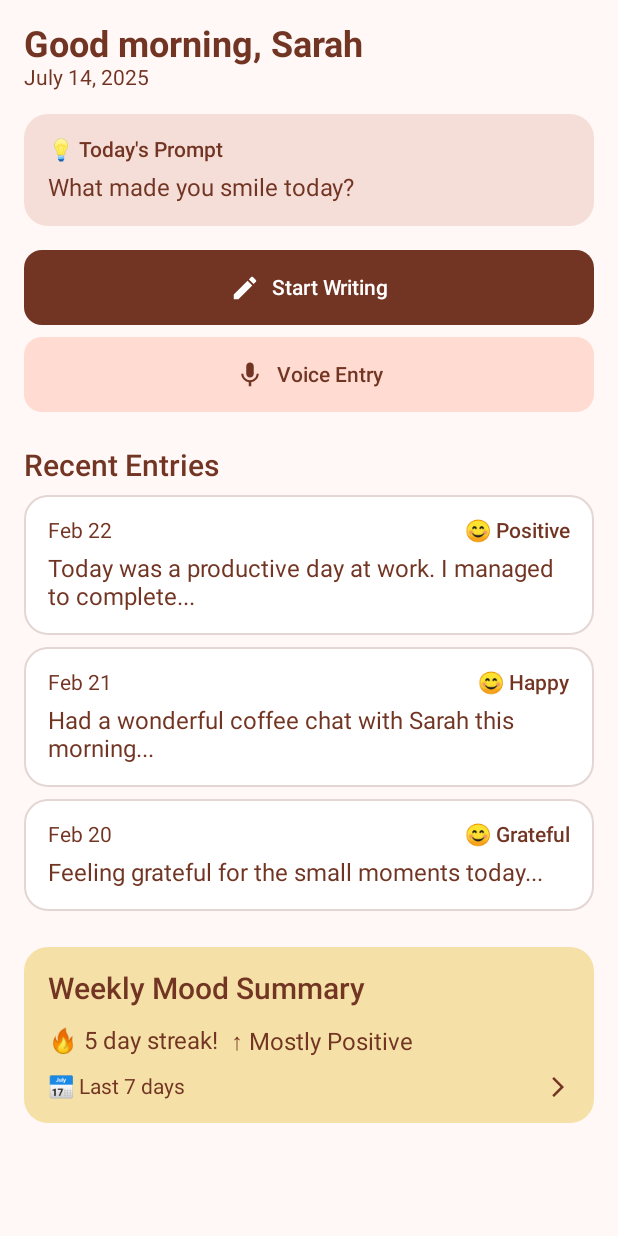
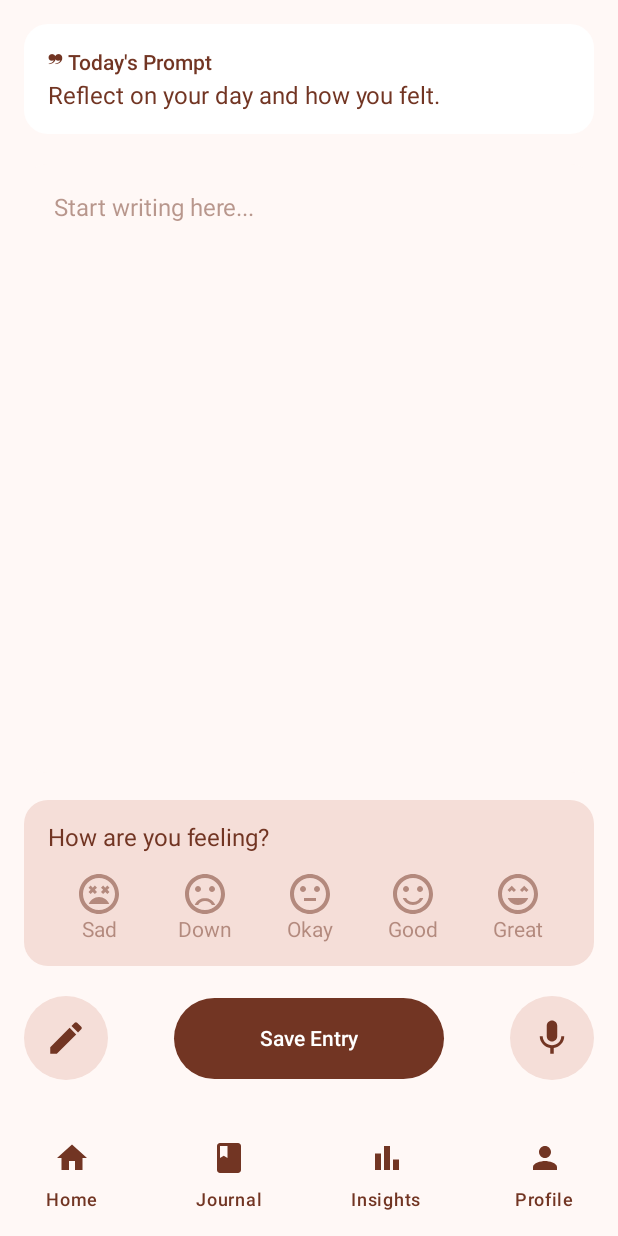
Before and after one commit to sh7verma/JournAI, an Android app built with Jetpack Compose: the screen it shows after launch (MainActivity), after a tap on "Start Writing", on a phone screen of 412 x 824 dp. Run offline under Robolectric (Android 15) with nearby library versions, the phone set to English and light mode, and no system bars; our stand-ins replace Dagger/Hilt's generated code.

Commit message:
Add bottom navigation and Start Writing screen; refactor JournAIHomeScreen layout

```diff
--- a/app/src/main/java/com/shverma/app/MainActivity.kt
+++ b/app/src/main/java/com/shverma/app/MainActivity.kt
@@ -6,6 +6,7 @@ import android.os.Bundle
 import androidx.activity.ComponentActivity
 import androidx.activity.compose.setContent
 import androidx.activity.enableEdgeToEdge
+import androidx.compose.foundation.layout.Box
 import androidx.compose.foundation.layout.fillMaxSize
 import androidx.compose.foundation.layout.padding
 import androidx.compose.material3.Scaffold
@@ -19,11 +20,29 @@ import androidx.navigation.compose.NavHost
 import androidx.navigation.compose.composable
 import androidx.navigation.compose.rememberNavController
 import androidx.navigation.toRoute
+import com.shverma.app.ui.JournalEntryScreen
 import com.shverma.app.ui.details.DetailScreen
 import com.shverma.app.ui.home.JournAIHomeScreen
 import com.shverma.app.ui.theme.AppTheme
+import com.shverma.app.ui.theme.JournAIBrown
+import com.shverma.app.ui.theme.JournAIBackground
 import dagger.hilt.android.AndroidEntryPoint
 import kotlinx.serialization.Serializable
+import androidx.compose.material.icons.Icons
+import androidx.compose.material.icons.filled.Home
+import androidx.compose.material.icons.filled.Book
+import androidx.compose.material.icons.filled.BarChart
+import androidx.compose.material.icons.filled.Person
+import androidx.compose.material3.BottomAppBar
+import androidx.compose.material3.NavigationBar
+import androidx.compose.material3.NavigationBarItem
+import androidx.compose.material3.Icon
+import androidx.compose.material3.Text
+import androidx.compose.runtime.getValue
+import androidx.navigation.compose.currentBackStackEntryAsState
+import androidx.compose.material3.NavigationBarItemColors
+import androidx.compose.material3.NavigationBarItemDefaults
+import com.shverma.app.ui.theme.JournAIPink
 
 @AndroidEntryPoint
 class MainActivity : ComponentActivity() {
@@ -55,11 +74,62 @@ fun AppNavigation(
 ) {
     val navController = rememberNavController()
 
+    val bottomNavItems = listOf(
+        BottomNavItem(
+            route = Routes.JournAIHomeRoute,
+            label = "Home",
+            icon = Icons.Filled.Home
+        ),
+        BottomNavItem(
+            route = Routes.JournalRoute,
+            label = "Journal",
+            icon = Icons.Filled.Book
+        ),
+        BottomNavItem(
+            route = Routes.InsightsRoute,
+            label = "Insights",
+            icon = Icons.Filled.BarChart
+        ),
+        BottomNavItem(
+            route = Routes.ProfileRoute,
+            label = "Profile",
+            icon = Icons.Filled.Person
+        )
+    )
+
     Scaffold(
         modifier = Modifier.fillMaxSize(),
         snackbarHost = {
             SnackbarHost(hostState = snackBarHostState)
         },
+        bottomBar = {
+            val navBackStackEntry by navController.currentBackStackEntryAsState()
+            val currentRoute = navBackStackEntry?.destination?.route
+            NavigationBar(
+                containerColor = JournAIBackground
+            ) {
+                bottomNavItems.forEach { item ->
+                    NavigationBarItem(
+                        icon = { Icon(item.icon, contentDescription = item.label) },
+                        label = { Text(item.label) },
+                        selected = currentRoute == item.route.toString(),
+                        onClick = {
+                            navController.navigate(item.route) {
+                                popUpTo(navController.graph.startDestinationId) { saveState = true }
+                                launchSingleTop = true
+                                restoreState = true
+                            }
+                        },
+                        colors = NavigationBarItemDefaults.colors(
+                            selectedIconColor = JournAIPink,
+                            unselectedIconColor = JournAIBrown,
+                            selectedTextColor = JournAIPink,
+                            unselectedTextColor = JournAIBrown
+                        )
+                    )
+                }
+            }
+        }
     ) { padding ->
         NavHost(
             navController = navController,
@@ -71,10 +141,22 @@ fun AppNavigation(
                     snackBarHostState = snackBarHostState,
                     onClickEntry = { itemId ->
                         navController.navigate(Routes.DetailRoute(itemId))
+                    },
+                    onStartWriting = {
+                        navController.navigate(Routes.StartWritingRoute)
                     }
                 )
             }
-
+            composable<Routes.JournalRoute> {
+                PlaceholderScreen("Journal")
+            }
+            composable<Routes.InsightsRoute> {
+                PlaceholderScreen("Insights")
+            }
+            composable<Routes.ProfileRoute> {
+                // TODO: Replace with actual ProfileScreen
+                PlaceholderScreen("Profile")
+            }
             composable<Routes.DetailRoute> { navBackStackEntry ->
                 val args = navBackStackEntry.toRoute<Routes.DetailRoute>()
                 DetailScreen(
@@ -83,10 +165,32 @@ fun AppNavigation(
                     onBackClick = { navController.popBackStack() }
                 )
             }
+            composable<Routes.StartWritingRoute> {
+                JournalEntryScreen(
+                    modifier = Modifier
+                )
+            }
         }
     }
 }
 
+// Helper data class for bottom nav items
+data class BottomNavItem(
+    val route: Any,
+    val label: String,
+    val icon: androidx.compose.ui.graphics.vector.ImageVector
+)
+
+// Placeholder composable for screens not yet implemented
+@Composable
+fun PlaceholderScreen(label: String) {
+    Box(
+        modifier = Modifier.fillMaxSize(),
+        contentAlignment = androidx.compose.ui.Alignment.Center
+    ) {
+        Text(text = "$label Screen")
+    }
+}
 
 object Routes {
 
@@ -94,5 +198,17 @@ object Routes {
     object JournAIHomeRoute
 
     @Serializable
+    object JournalRoute
+
+    @Serializable
+    object InsightsRoute
+
+    @Serializable
+    object ProfileRoute
+
+    @Serializable
     data class DetailRoute(val id: Int)
+
+    @Serializable
+    object StartWritingRoute
 }
--- /dev/null
+++ b/app/src/main/java/com/shverma/app/ui/StartWritingScreen.kt
@@ -0,0 +1,199 @@
+package com.shverma.app.ui
+
+import androidx.compose.foundation.background
+import androidx.compose.foundation.clickable
+import androidx.compose.foundation.layout.*
+import androidx.compose.foundation.shape.CircleShape
+import androidx.compose.foundation.shape.RoundedCornerShape
+import androidx.compose.foundation.text.BasicTextField
+import androidx.compose.material.icons.Icons
+import androidx.compose.material.icons.outlined.SentimentDissatisfied
+import androidx.compose.material.icons.outlined.SentimentNeutral
+import androidx.compose.material.icons.outlined.SentimentSatisfied
+import androidx.compose.material.icons.outlined.SentimentVeryDissatisfied
+import androidx.compose.material.icons.outlined.SentimentVerySatisfied
+import androidx.compose.material3.*
+import androidx.compose.runtime.*
+import androidx.compose.ui.Alignment
+import androidx.compose.ui.Modifier
+import androidx.compose.ui.graphics.Color
+import androidx.compose.ui.graphics.vector.ImageVector
+import androidx.compose.ui.res.painterResource
+import androidx.compose.ui.unit.dp
+import com.shverma.androidstarter.R
+import com.shverma.app.ui.theme.AppTypography
+import com.shverma.app.ui.theme.JournAIBrown
+import com.shverma.app.ui.theme.JournAIBackground
+import com.shverma.app.ui.theme.JournAILightPeach
+
+@Composable
+fun JournalEntryScreen(
+    modifier: Modifier = Modifier
+) {
+    var text by remember { mutableStateOf("") }
+    var selectedMood by remember { mutableStateOf<Mood?>(null) }
+
+    Column(
+        modifier = modifier
+            .fillMaxSize()
+            .background(JournAIBackground)
+            .padding(16.dp),
+        horizontalAlignment = Alignment.CenterHorizontally
+    ) {
+        // Prompt Card
+        Card(
+            shape = RoundedCornerShape(16.dp),
+            modifier = Modifier
+                .fillMaxWidth()
+                .padding(bottom = 20.dp),
+            colors = CardDefaults.cardColors(containerColor = Color.White)
+        ) {
+            Column(Modifier.padding(16.dp)) {
+                Text(
+                    text = "❞ Today's Prompt",
+                    style = AppTypography.labelLarge,
+                    color = JournAIBrown
+                )
+                Spacer(Modifier.height(4.dp))
+                Text(
+                    text = "Reflect on your day and how you felt.",
+                    style = AppTypography.bodyLarge,
+                    color = JournAIBrown
+                )
+            }
+        }
+
+        // Entry Text Field
+        Card(
+            shape = RoundedCornerShape(16.dp),
+            modifier = Modifier
+                .fillMaxWidth()
+                .weight(1f),
+            colors = CardDefaults.cardColors(containerColor = JournAIBackground)
+        ) {
+            Box(Modifier.padding(20.dp)) {
+                BasicTextField(
+                    value = text,
+                    onValueChange = { text = it },
+                    modifier = Modifier
+                        .fillMaxSize(),
+                    textStyle = AppTypography.bodyLarge.copy(color = JournAIBrown),
+                    decorationBox = { innerTextField ->
+                        if (text.isEmpty()) {
+                            Text(
+                                text = "Start writing here...",
+                                style = AppTypography.bodyLarge.copy(color = JournAIBrown.copy(alpha = 0.5f))
+                            )
+                        }
+                        innerTextField()
+                    }
+                )
+            }
+        }
+
+        Spacer(modifier = Modifier.height(18.dp))
+
+        // Mood Selector
+        Card(
+            shape = RoundedCornerShape(16.dp),
+            modifier = Modifier
+                .fillMaxWidth(),
+            colors = CardDefaults.cardColors(containerColor = JournAILightPeach)
+        ) {
+            Column(Modifier.padding(16.dp)) {
+                Text(
+                    text = "How are you feeling?",
+                    style = AppTypography.bodyLarge,
+                    color = JournAIBrown
+                )
+                Spacer(Modifier.height(12.dp))
+                Row(
+                    Modifier.fillMaxWidth(),
+                    horizontalArrangement = Arrangement.SpaceAround
+                ) {
+                    Mood.entries.forEach { mood ->
+                        Column(
+                            horizontalAlignment = Alignment.CenterHorizontally,
+                            modifier = Modifier.clickable { selectedMood = mood }
+                        ) {
+                            Icon(
+                                imageVector = mood.icon,
+                                contentDescription = mood.label,
+                                tint = if (selectedMood == mood) JournAIBrown else JournAIBrown.copy(alpha = 0.5f),
+                                modifier = Modifier.size(32.dp)
+                            )
+                            Text(
+                                text = mood.label,
+                                style = AppTypography.bodyMedium,
+                                color = if (selectedMood == mood) JournAIBrown else JournAIBrown.copy(alpha = 0.5f)
+                            )
+                        }
+                    }
+                }
+            }
+        }
+
+        Spacer(modifier = Modifier.height(20.dp))
+
+        // Bottom Row: Edit, Save, Voice
+        Row(
+            Modifier
+                .fillMaxWidth(),
+            verticalAlignment = Alignment.CenterVertically,
+            horizontalArrangement = Arrangement.SpaceBetween
+        ) {
+            IconButton(
+                onClick = {}/*onEditClick*/,
+                modifier = Modifier
+                    .size(56.dp)
+                    .background(JournAILightPeach, CircleShape)
+            ) {
+                Icon(
+                    painter = painterResource(R.drawable.ic_write), // Use your icon
+                    contentDescription = "Edit",
+                    tint = JournAIBrown,
+                    modifier = Modifier.size(28.dp)
+                )
+            }
+
+            Button(
+                onClick = { if (text.isNotBlank()) {}/*onSave(text, selectedMood!!)*/ },
+                shape = RoundedCornerShape(32.dp),
+                colors = ButtonDefaults.buttonColors(
+                    containerColor = JournAIBrown,
+                    contentColor = Color.White
+                ),
+                modifier = Modifier
+                    .height(54.dp)
+                    .width(180.dp)
+            ) {
+                Text("Save Entry", style = AppTypography.labelLarge)
+            }
+
+            IconButton(
+                onClick = {}/*onVoiceClick*/,
+                modifier = Modifier
+                    .size(56.dp)
+                    .background(JournAILightPeach, CircleShape)
+            ) {
+                Icon(
+                    painter = painterResource(R.drawable.ic_record), // Use your icon
+                    contentDescription = "Voice Entry",
+                    tint = JournAIBrown,
+                    modifier = Modifier.size(28.dp)
+                )
+            }
+        }
+
+        Spacer(modifier = Modifier.height(8.dp))
+    }
+}
+
+// Mood enum for icons & labels
+enum class Mood(val label: String, val icon: ImageVector) {
+    Sad("Sad", Icons.Outlined.SentimentVeryDissatisfied),
+    Down("Down", Icons.Outlined.SentimentDissatisfied),
+    Okay("Okay", Icons.Outlined.SentimentNeutral),
+    Good("Good", Icons.Outlined.SentimentSatisfied),
+    Great("Great", Icons.Outlined.SentimentVerySatisfied)
+}
--- a/app/src/main/java/com/shverma/app/ui/UIElement.kt
+++ b/app/src/main/java/com/shverma/app/ui/UIElement.kt
@@ -78,7 +78,6 @@ fun JournalCard(
     }
 }
 
-
 @Composable
 fun JournButton(
     text: String,
@@ -92,12 +91,12 @@ fun JournButton(
         onClick = onClick,
         modifier = modifier
             .fillMaxWidth()
-            .height(50.dp),
+            .height(54.dp), // matches your Figma
         colors = ButtonDefaults.buttonColors(
             containerColor = backgroundColor,
             contentColor = contentColor
         ),
-        shape = RoundedCornerShape(12.dp)
+        shape = RoundedCornerShape(16.dp) // matches your design
     ) {
         if (iconResId != null) {
             Icon(
@@ -110,6 +109,7 @@ fun JournButton(
         Text(text = text, style = AppTypography.labelLarge)
     }
 }
+
 
 @Composable
 fun PromptCard(
--- a/app/src/main/java/com/shverma/app/ui/home/HomeScreen.kt
+++ b/app/src/main/java/com/shverma/app/ui/home/HomeScreen.kt
@@ -1,9 +1,12 @@
 package com.shverma.app.ui.home
 
 import androidx.compose.foundation.background
+import androidx.compose.foundation.layout.Arrangement
 import androidx.compose.foundation.layout.Column
+import androidx.compose.foundation.layout.Row
 import androidx.compose.foundation.layout.Spacer
 import androidx.compose.foundation.layout.fillMaxSize
+import androidx.compose.foundation.layout.fillMaxWidth
 import androidx.compose.foundation.layout.height
 import androidx.compose.foundation.layout.padding
 import androidx.compose.foundation.rememberScrollState
@@ -38,12 +41,12 @@ import com.shverma.app.ui.theme.JournAIBrown
 import com.shverma.app.ui.theme.JournAIPink
 import com.shverma.app.utils.UiEvent
 import kotlinx.coroutines.flow.receiveAsFlow
-
 @Composable
 fun JournAIHomeScreen(
     viewModel: JournAIHomeViewModel = hiltViewModel(),
     snackBarHostState: SnackbarHostState,
-    onClickEntry: (Int) -> Unit
+    onClickEntry: (Int) -> Unit,
+    onStartWriting: () -> Unit
 ) {
     val state by viewModel.uiState.collectAsStateWithLifecycle()
 
@@ -56,7 +59,6 @@ fun JournAIHomeScreen(
                 is UiEvent.ShowMessage -> {
                     snackBarHostState.showSnackbar(event.message)
                 }
-
                 else -> Unit
             }
         }
@@ -79,57 +81,63 @@ fun JournAIHomeScreen(
     Column(
         modifier = Modifier
             .background(JournAIBackground)
-            .padding(16.dp)
+            .padding(horizontal = 16.dp)
             .fillMaxSize()
             .verticalScroll(rememberScrollState())
     ) {
         // Header
+        Spacer(modifier = Modifier.height(10.dp))
         Text(
             text = "Good morning, ${state.userName}",
             style = AppTypography.titleLarge,
             color = JournAIBrown
         )
+        Spacer(modifier = Modifier.height(2.dp))
         Text(
             text = state.currentDate,
             style = AppTypography.bodyMedium,
             color = JournAIBrown
         )
 
-        Spacer(modifier = Modifier.height(16.dp))
+        Spacer(modifier = Modifier.height(22.dp))
 
         // Today's Prompt
         PromptCard(
             title = "💡 Today's Prompt",
             content = state.prompt,
+            modifier = Modifier
+                .fillMaxWidth()
         )
 
-        Spacer(modifier = Modifier.height(16.dp))
+        Spacer(modifier = Modifier.height(18.dp))
 
-        // Start Writing Button
+        // Buttons side by side
+        Row(
+            modifier = Modifier.fillMaxWidth(),
+            horizontalArrangement = Arrangement.spacedBy(16.dp)
+        ) {
+            // Start Writing
             JournButton(
                 text = "Start Writing",
                 iconResId = R.drawable.ic_write,
                 backgroundColor = JournAIBrown,
                 contentColor = Color.White,
-            onClick = {
-                showStartWritingDialog = true
-            }
+                modifier = Modifier.weight(1f),
+                onClick = { onStartWriting() }
             )
 
-        Spacer(modifier = Modifier.height(8.dp))
-
-        // Voice Entry Button
+            // Voice Entry
             JournButton(
                 text = "Voice Entry",
                 iconResId = R.drawable.ic_record,
                 backgroundColor = JournAIPink,
                 contentColor = JournAIBrown,
-            onClick = {
-                showVoiceEntryDialog = true
+                modifier = Modifier.weight(1f),
+                onClick = { /* ... */ }
+            )
         }
-        )
 
-        Spacer(modifier = Modifier.height(24.dp))
+        Spacer(modifier = Modifier.height(28.dp))
 
         // Recent Entries
         Text(
@@ -137,7 +145,7 @@ fun JournAIHomeScreen(
             style = AppTypography.titleMedium,
             color = JournAIBrown
         )
-        Spacer(modifier = Modifier.height(8.dp))
+        Spacer(modifier = Modifier.height(10.dp))
 
         if (state.recentEntries.isEmpty()) {
             Text(
@@ -153,11 +161,11 @@ fun JournAIHomeScreen(
                     mood = entry.mood,
                     contentPreview = entry.preview,
                 )
-                Spacer(modifier = Modifier.height(8.dp))
+                Spacer(modifier = Modifier.height(12.dp))
             }
         }
 
-        Spacer(modifier = Modifier.height(16.dp))
+        Spacer(modifier = Modifier.height(12.dp))
 
         // Weekly Mood Summary Card
         MoodSummaryCard(
@@ -167,5 +175,6 @@ fun JournAIHomeScreen(
                 // Optional → navigate to detailed mood summary screen
             }
         )
+        Spacer(modifier = Modifier.height(16.dp))
     }
 }
--- a/app/src/main/java/com/shverma/app/ui/home/HomeScreenViewModel.kt
+++ b/app/src/main/java/com/shverma/app/ui/home/HomeScreenViewModel.kt
@@ -51,7 +51,6 @@ class JournAIHomeViewModel @Inject constructor(
 
     fun refreshHomeScreen() {
         loadInitialData()
-        sendUiEvent(UiEvent.ShowMessage("Home screen refreshed"))
     }
 
     fun onEvent(event: JournAIHomeEvents) {
@@ -104,7 +103,7 @@ class JournAIHomeViewModel @Inject constructor(
         )
     }
 
-    private fun sendUiEvent(event: UiEvent) {
+    fun sendUiEvent(event: UiEvent) {
         viewModelScope.launch {
             uiEvent.send(event)
         }
```
Also changed, not shown: app/src/main/java/com/shverma/app/utils/NavUtils.kt (line endings or trailing spaces). Lines whose indentation alone changed are shown as unchanged.
